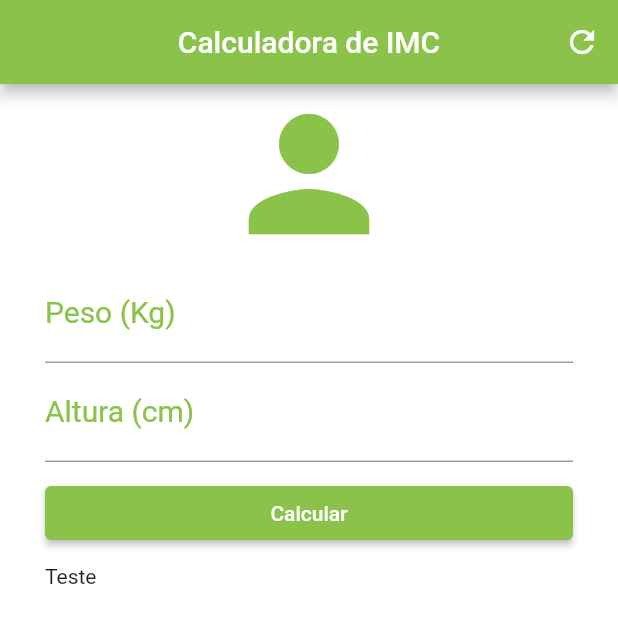
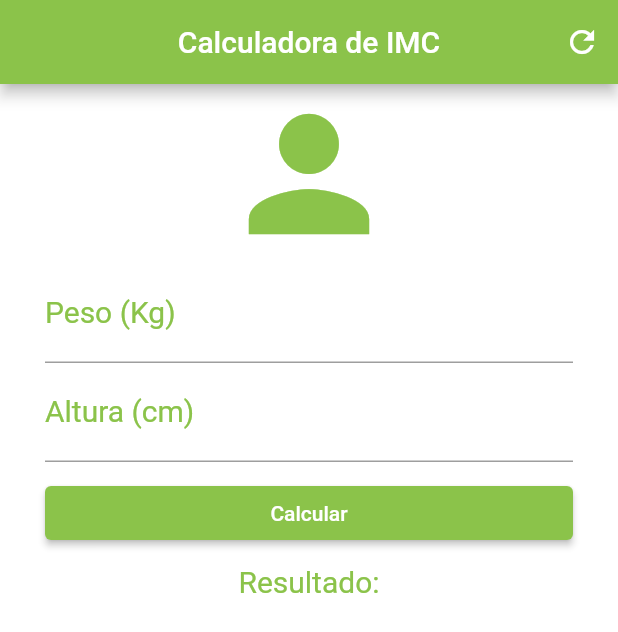
Before and after one commit to PedroMeerholz/flutter-imc-calculator, a Flutter app: the screen it shows after launch, on a phone screen of 412 x 824 dp. Shown: the top 632 px of the screen. Run offline on Flutter 3.47's test engine with Material 2 defaults, Android fonts, the phone set to English and light mode, and no system bars.

Commit message:
Ajustando o posicionamento do botão de resultado

```diff
--- a/lib/pages/home_page.dart
+++ b/lib/pages/home_page.dart
@@ -76,8 +76,13 @@ class HomePageState extends State<HomePage> {
                     ),
                   ),
                 ),
-                Text(
-                  'Teste',
+                const Text(
+                  'Resultado: ',
+                  style: TextStyle(
+                    color: Colors.lightGreen,
+                    fontSize: 20,
+                  ),
+                  textAlign: TextAlign.center,
                 ),
               ],
             ),
```
